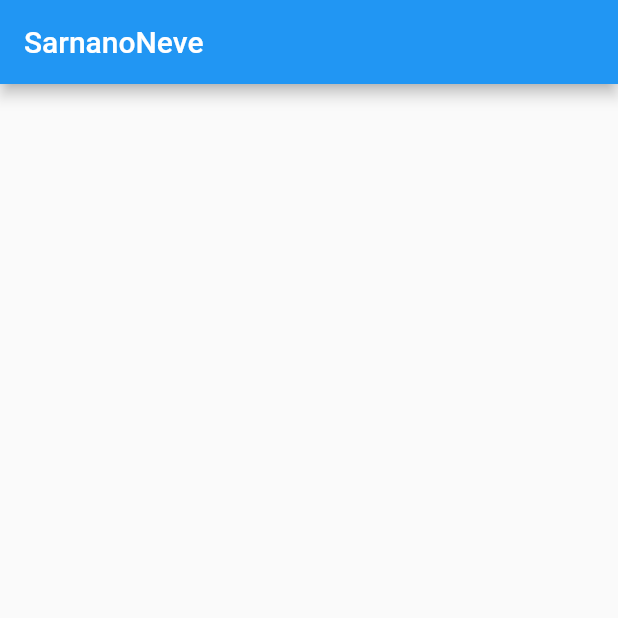
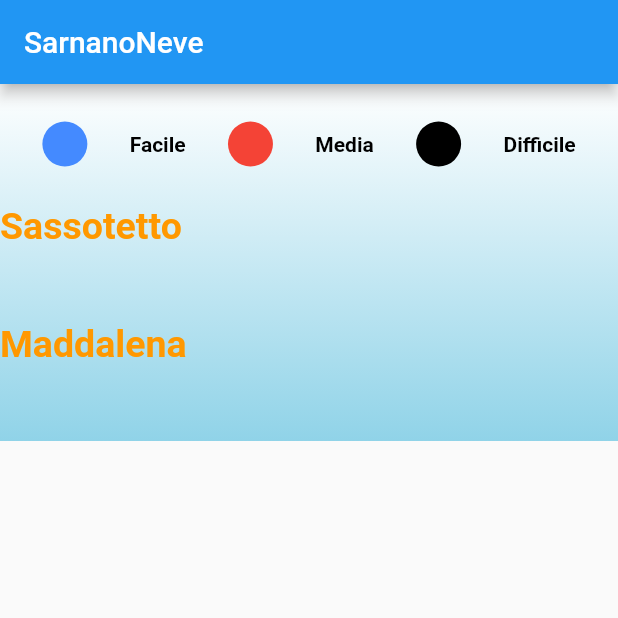
Before and after one commit to Luca-Marcianesi/Flutter-Dart-SarnanoNeve, a Flutter app: the screen it shows after launch, on a phone screen of 412 x 824 dp, the top half of it. Run offline on Flutter 3.47's test engine with Material 2 defaults, Android fonts, the phone set to English and light mode, and no system bars; our stand-ins replace firebase_core; accounts and stored records are empty.

Commit message:
perfezzionamento e separazione dal main

```diff
--- a/lib/Pista.dart
+++ b/lib/Data/DataClass/Pista.dart
@@ -1,6 +1,7 @@
 import 'dart:ui';
 
 import 'package:flutter/cupertino.dart';
+import 'package:flutter/material.dart';
 import 'package:sarnanoneve/icons/done.dart';
 
 class Pista {
@@ -41,9 +42,9 @@ class Pista {
 
   getIconStato(){
     if (stato == 0) {
-      return const Icon(MyFlutterApp.clear,color: Color(0xFFFF0000));
+      return const Icon(MyFlutterApp.clear,color: Colors.red);
     } else {
-      return const Icon(MyFlutterApp.done,color: Color(0xFF00FF00));
+      return const Icon(MyFlutterApp.done,color: Colors.green);
     }
   }
 
--- /dev/null
+++ b/lib/Data/Network/PisteSource.dart
@@ -0,0 +1,45 @@
+import 'package:cloud_firestore/cloud_firestore.dart';
+import 'package:flutter/material.dart';
+
+import '../DataClass/Pista.dart';
+
+Widget listaPiste(String comprensorio) => StreamBuilder<List<Pista>>(
+    stream: readPiste(comprensorio),
+    builder: (context, snapshot) {
+      if (snapshot.hasError) {
+        return const Text('Errore');
+      } else if (snapshot.hasData) {
+        final piste = snapshot.data!;
+        return ListView(
+          physics: const NeverScrollableScrollPhysics(),
+          shrinkWrap: true,
+          children: piste.map(biuldPista).toList(),
+        );
+      } else {
+        return const Center(child: CircularProgressIndicator());
+      }
+    });
+
+Stream<List<Pista>> readPiste(String comprensorio) => FirebaseFirestore.instance
+    .collection('SarnanoNeve')
+    .doc(comprensorio)
+    .collection('Piste')
+    .orderBy('numero')
+    .snapshots()
+    .map((snapshot) =>
+    snapshot.docs.map((e) => Pista.fromJson(e.data())).toList());
+
+Widget biuldPista(Pista pista) => ListTile(
+  leading: CircleAvatar(
+    backgroundColor: pista.getColor(),
+    child: Text('${pista.numero}'),
+  ),
+  title: Text(
+    pista.nome,
+    style: const TextStyle(
+      color: Color(0xFF0D4E86),
+      fontSize: 16,
+    ),
+  ),
+  trailing: pista.getIconStato(),
+);
--- a/lib/main.dart
+++ b/lib/main.dart
@@ -1,8 +1,6 @@
-import 'package:cloud_firestore/cloud_firestore.dart';
 import 'package:flutter/material.dart';
 import 'package:firebase_core/firebase_core.dart';
-import 'package:sarnanoneve/Pista.dart';
-import 'package:sarnanoneve/icons/done.dart';
+import 'package:sarnanoneve/Data/Network/PisteSource.dart';
 
 Future main() async {
   WidgetsFlutterBinding.ensureInitialized();
@@ -10,24 +8,52 @@ Future main() async {
   runApp(const MyApp());
 }
 
-Stream<List<Pista>> readPiste() =>
-    FirebaseFirestore.instance
-        .collection('SarnanoNeve')
-        .doc('Maddalena')
-        .collection('Piste')
-        .orderBy('numero')
-        .snapshots()
-        .map((snapshot) =>
-        snapshot.docs.map((e) => Pista.fromJson(e.data())).toList());
+Widget infoPista() => Row(
+      mainAxisAlignment: MainAxisAlignment.spaceEvenly,
+      children: [
+        const CircleAvatar(
+          radius: 15,
+          backgroundColor: Colors.blueAccent,
+        ),
+        textInfo('Facile'),
+        const CircleAvatar(
+          radius: 15,
+          backgroundColor: Colors.red,
+        ),
+        textInfo('Media'),
+        const CircleAvatar(
+          radius: 15,
+          backgroundColor: Colors.black,
+        ),
+        textInfo('Difficile')
+      ],
+    );
 
-Widget biuldPista(Pista pista) =>
-    ListTile(
-      leading: CircleAvatar(
-        backgroundColor: pista.getColor(),
-        child: Text('${pista.numero}'),
+Widget spazio() => const SizedBox(
+      height: 25,
+    );
+
+Widget textInfo(String difficolta) => Text(
+      difficolta,
+      style: const TextStyle(
+        color: Colors.black,
+        fontWeight: FontWeight.bold,
+        fontSize: 14,
       ),
-      title: Text(pista.nome),
-      trailing: pista.getIconStato(),
+    );
+
+Widget comprensorio(String nome) => Row(
+      children: [
+        Text(
+          nome,
+          textAlign: TextAlign.left,
+          style: const TextStyle(
+            color: Colors.orange,
+            fontWeight: FontWeight.bold,
+            fontSize: 25,
+          ),
+        ),
+      ],
     );
 
 class MyApp extends StatelessWidget {
@@ -83,26 +109,35 @@ class _MyHomePageState extends State<MyHomePage> {
     // fast, so that you can just rebuild anything that needs updating rather
     // than having to individually change instances of widgets.
     return Scaffold(
-      appBar: AppBar(
-        // Here we take the value from the MyHomePage object that was created by
-        // the App.build method, and use it to set our appbar title.
-        title: Text(widget.title),
-      ),
-      body:StreamBuilder<List<Pista>>(
-          stream: readPiste(),
-          builder: (context, snapshot) {
-            if (snapshot.hasError) {
-              return const Text('Errore');
-            } else if (snapshot.hasData) {
-              final piste = snapshot.data!;
-              return ListView(
-                children: piste.map(biuldPista).toList(),
-              );
-            } else {
-              return const Center(child: CircularProgressIndicator());
-            }
-          }),
-    );
+        appBar: AppBar(
+          // Here we take the value from the MyHomePage object that was created by
+          // the App.build method, and use it to set our appbar title.
+          title: Text(widget.title),
+        ),
+        body: Container(
+            decoration: const BoxDecoration(
+                gradient: LinearGradient(
+                    colors: [Colors.white, Color(0xFF90D3E8)],
+                    begin: Alignment.topCenter,
+                    end: Alignment.bottomCenter)),
+            child: SafeArea(
+                child: SingleChildScrollView(
+              child: Column(
+                children: [
+                  spazio(),
+                  infoPista(),
+                  spazio(),
+                  comprensorio('Sassotetto'),
+                  spazio(),
+                  listaPiste('Sassotetto'),
+                  spazio(),
+                  comprensorio('Maddalena'),
+                  spazio(),
+                  listaPiste('Maddalena'),
+                  spazio(),
+                ],
+              ),
+            ))));
     // This trailing comma makes auto-formatting nicer for build methods.
   }
 }
```
